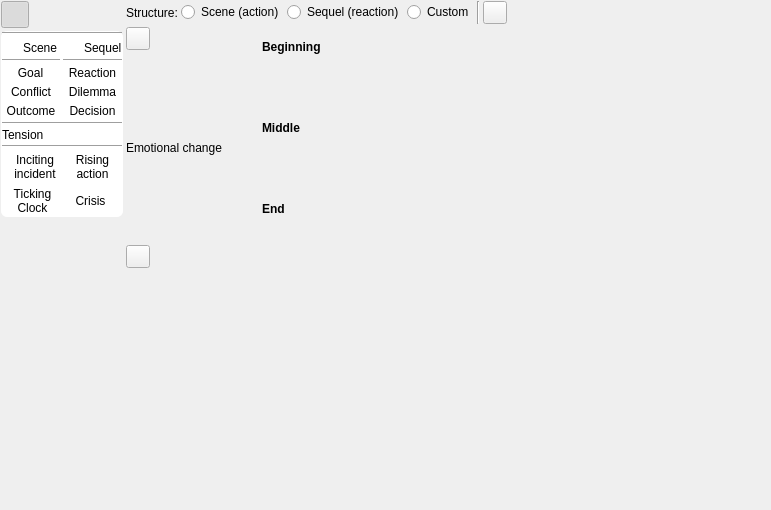
Old version of the form ui/scene_structure_editor_widget.ui in the repository zkovari/plotlyst.
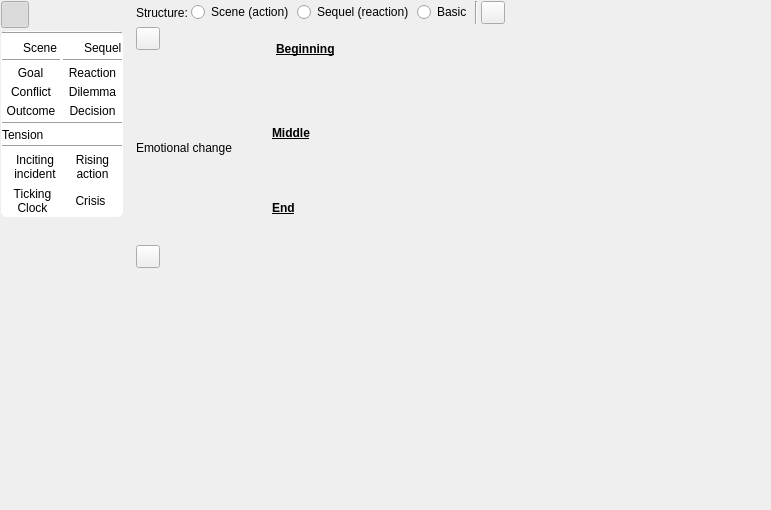
New version of the form. Custom widgets are drawn as their Qt base class.

Commit message: Polish scene structure editor

Patch:
```diff
--- a/ui/scene_structure_editor_widget.ui
+++ b/ui/scene_structure_editor_widget.ui
@@ -455,6 +455,19 @@
      </item>
     </layout>
    </item>
+   <item>
+    <spacer name="verticalSpacer_3">
+     <property name="orientation">
+      <enum>Qt::Vertical</enum>
+     </property>
+     <property name="sizeHint" stdset="0">
+      <size>
+       <width>10</width>
+       <height>40</height>
+      </size>
+     </property>
+    </spacer>
+   </item>
    <item>
     <layout class="QVBoxLayout" name="verticalLayout_5">
      <item>
@@ -498,7 +511,7 @@
           <cursorShape>PointingHandCursor</cursorShape>
          </property>
          <property name="text">
-          <string>Custom</string>
+          <string>Basic</string>
          </property>
          <attribute name="buttonGroup">
           <string notr="true">btnGroupType</string>
@@ -585,9 +598,28 @@
           <number>2</number>
          </property>
          <item>
+          <widget class="QWidget" name="wdgBeginningLabel" native="true">
           <layout class="QHBoxLayout" name="horizontalLayout_6">
+            <property name="leftMargin">
+             <number>0</number>
+            </property>
+            <property name="topMargin">
+             <number>0</number>
+            </property>
+            <property name="rightMargin">
+             <number>0</number>
+            </property>
+            <property name="bottomMargin">
+             <number>0</number>
+            </property>
            <item>
             <widget class="QToolButton" name="btnBeginningIcon">
+              <property name="maximumSize">
+               <size>
+                <width>16777215</width>
+                <height>28</height>
+               </size>
+              </property>
              <property name="styleSheet">
               <string notr="true">border: 0px;</string>
              </property>
@@ -604,10 +636,17 @@
            </item>
            <item>
             <widget class="QLabel" name="label_2">
+              <property name="maximumSize">
+               <size>
+                <width>16777215</width>
+                <height>28</height>
+               </size>
+              </property>
              <property name="font">
               <font>
                <weight>75</weight>
                <bold>true</bold>
+                <underline>true</underline>
               </font>
              </property>
              <property name="text">
@@ -616,6 +655,7 @@
             </widget>
            </item>
           </layout>
+          </widget>
          </item>
          <item>
           <layout class="QHBoxLayout" name="horizontalLayout_9">
@@ -668,6 +708,12 @@
           <layout class="QHBoxLayout" name="horizontalLayout_5">
            <item>
             <widget class="QToolButton" name="btnMiddleIcon">
+             <property name="maximumSize">
+              <size>
+               <width>16777215</width>
+               <height>28</height>
+              </size>
+             </property>
              <property name="styleSheet">
               <string notr="true">border: 0px;</string>
              </property>
@@ -684,10 +730,17 @@
            </item>
            <item>
             <widget class="QLabel" name="label_3">
+             <property name="maximumSize">
+              <size>
+               <width>16777215</width>
+               <height>28</height>
+              </size>
+             </property>
              <property name="font">
               <font>
                <weight>75</weight>
                <bold>true</bold>
+               <underline>true</underline>
               </font>
              </property>
              <property name="text">
@@ -748,6 +801,12 @@
           <layout class="QHBoxLayout" name="horizontalLayout_7">
            <item>
             <widget class="QToolButton" name="btnEndIcon">
+             <property name="maximumSize">
+              <size>
+               <width>16777215</width>
+               <height>28</height>
+              </size>
+             </property>
              <property name="styleSheet">
               <string notr="true">border: 0px;</string>
              </property>
@@ -764,10 +823,17 @@
            </item>
            <item>
             <widget class="QLabel" name="label_4">
+             <property name="maximumSize">
+              <size>
+               <width>16777215</width>
+               <height>28</height>
+              </size>
+             </property>
              <property name="font">
               <font>
                <weight>75</weight>
                <bold>true</bold>
+               <underline>true</underline>
               </font>
              </property>
              <property name="text">
@@ -836,7 +902,7 @@
        <property name="sizeHint" stdset="0">
         <size>
          <width>20</width>
-         <height>40</height>
+         <height>10</height>
         </size>
        </property>
       </spacer>
```
Lines whose indentation alone changed are shown as unchanged. The commit also changes 3 other files.
